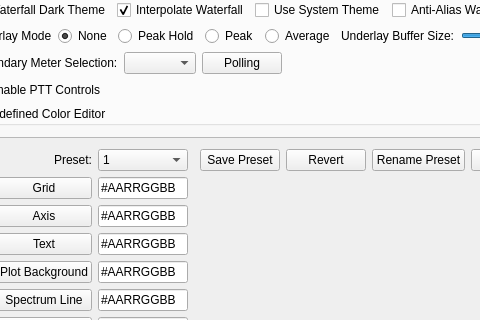
This is wfmain.ui in adecarolis/wfweb as Qt 5 draws it before an edit; both pictures show x 231 to 711 and y 95 to 415 of the 1032 by 569 pixel window. The edited form follows.
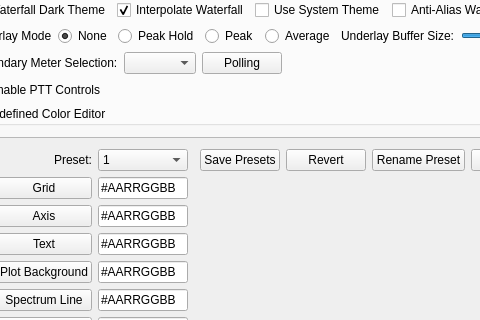
This is the edited form. Custom widgets are drawn as their Qt base class.

Commit message: Added presets and preset naming to the settings file.

Diff of the .ui file:
```diff
--- a/wfmain.ui
+++ b/wfmain.ui
@@ -3554,7 +3554,7 @@
                      <item row="1" column="4">
                       <widget class="QPushButton" name="colorSavePresetBtn">
                        <property name="text">
-                        <string>Save Preset</string>
+                        <string>Save Presets</string>
                        </property>
                       </widget>
                      </item>
```
The commit also changes 2 other files.
